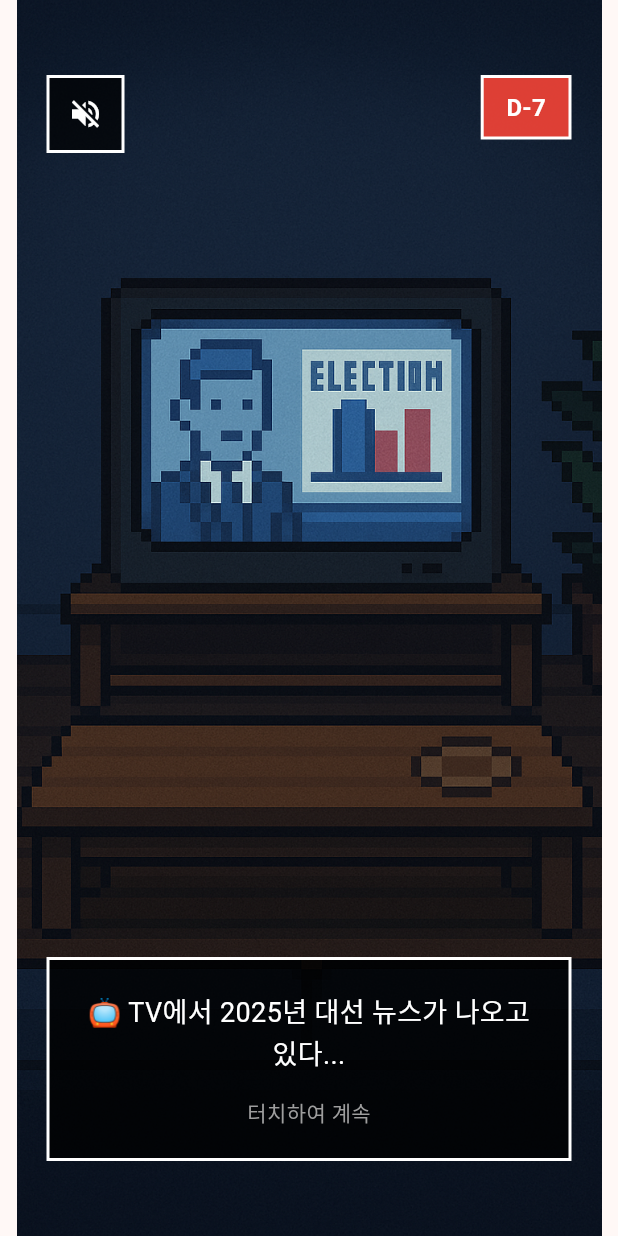
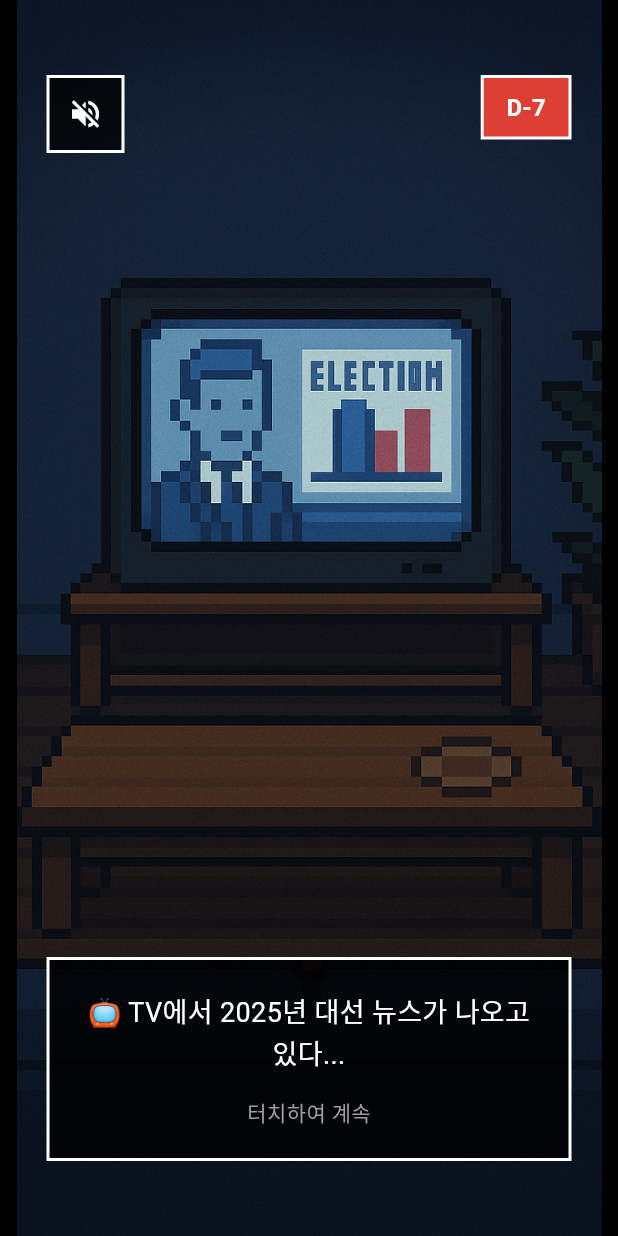
Before and after one commit to jangjia01234/ez-vote-kr, a Flutter app: the screen it shows after launch, after a tap on "시작하기", on a phone screen of 412 x 824 dp. Run offline on Flutter 3.47's test engine with Material 3 defaults, Android fonts, the light colour scheme and no system bars; missing offline and left inert: dart:html; network calls fail; Roboto replaces fonts that are missing (Pretendard).

Commit message:
UI 개선: 웹 배경색 검은색으로 변경 및 페이지 전환 애니메이션 제거 - 모든 Scaffold backgroundColor를 검은색으로 설정, PageRouteBuilder로 즉시 전환 구현

```diff
--- a/lib/screens/candidate_room_detail.dart
+++ b/lib/screens/candidate_room_detail.dart
@@ -26,7 +26,7 @@ class _CandidateRoomDetailState extends State<CandidateRoomDetail> {
   @override
   Widget build(BuildContext context) {
     return Scaffold(
-      backgroundColor: const Color(0xFFE8DCC0), // 밝은 베이지색 배경으로 변경
+      backgroundColor: Colors.black,
       body: Center(
         child: LayoutBuilder(
           builder: (context, constraints) {
--- a/lib/screens/title_screen.dart
+++ b/lib/screens/title_screen.dart
@@ -7,6 +7,7 @@ class TitleScreen extends StatelessWidget {
   @override
   Widget build(BuildContext context) {
     return Scaffold(
+      backgroundColor: Colors.black,
       body: Center(
         child: Container(
           width: 390,
@@ -66,8 +67,10 @@ class TitleScreen extends StatelessWidget {
                                             onPressed: () {
                       Navigator.pushReplacement(
                         context,
-                            MaterialPageRoute(
-                              builder: (context) => const LivingroomScene(),
+                        PageRouteBuilder(
+                          pageBuilder: (context, animation, secondaryAnimation) => const LivingroomScene(),
+                          transitionDuration: Duration.zero,
+                          reverseTransitionDuration: Duration.zero,
                         ),
                       );
                     },
```
Also changed, not shown: lib/screens/dream_world_scene.dart (+9 -4 lines), lib/screens/ending_scene.dart (+6 -1 lines), lib/screens/livingroom_scene.dart (+3 -6 lines), 1 other file. Lines whose indentation alone changed are shown as unchanged.
